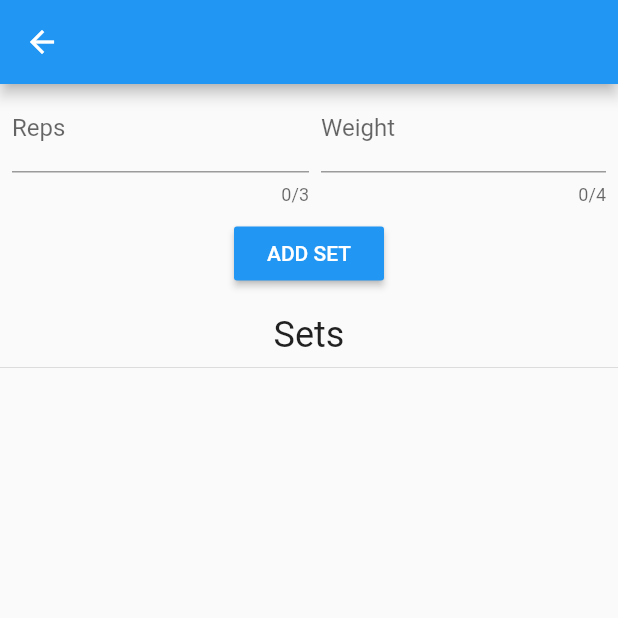
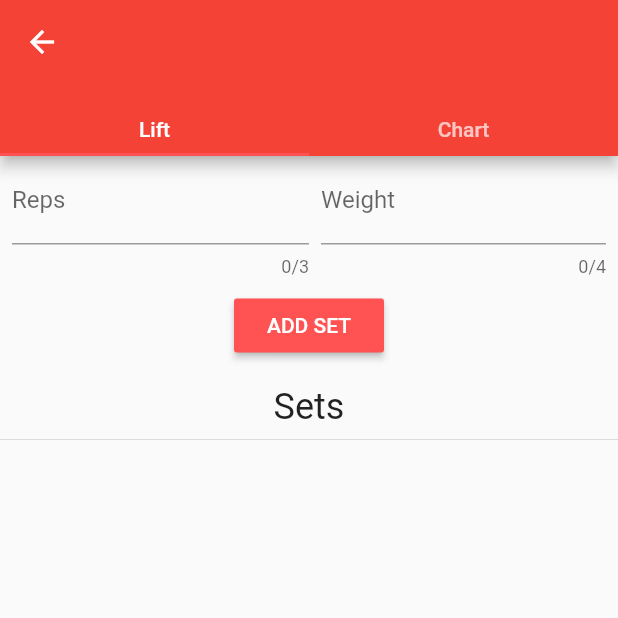
Before and after one commit to bhumboldt/MyLifts, a Flutter app: the RepCounterView screen opened directly with empty values, on a phone screen of 412 x 824 dp, the top half of it. Run offline on Flutter 3.47's test engine with Material 2 defaults, Android fonts, the phone set to English and light mode, and no system bars; our stand-ins replace charts_flutter.

Commit message:
Add chart with fake data

```diff
--- a/my_lifts/lib/main.dart
+++ b/my_lifts/lib/main.dart
@@ -11,7 +11,8 @@ class MyApp extends StatelessWidget {
       title: 'My Lifts',
       debugShowCheckedModeBanner: false,
       theme: ThemeData(
-        primarySwatch: Colors.blue,
+        primarySwatch: Colors.red,
+        accentColor: Colors.redAccent,
       ),
       home: ExerciseSelectView(),
     );
--- a/my_lifts/lib/rep_counter_view.dart
+++ b/my_lifts/lib/rep_counter_view.dart
@@ -1,6 +1,7 @@
 import 'package:flutter/material.dart';
 import 'package:my_lifts/models/exercise.dart';
 import 'package:my_lifts/models/exercise_set.dart';
+import 'package:charts_flutter/flutter.dart' as charts;
 
 class RepCounterView extends StatefulWidget {
   final Exercise exercise;
@@ -18,19 +19,76 @@ class RepCounterState extends State<RepCounterView> {
 
   @override
   Widget build(BuildContext context) {
-    return Scaffold(
+    return DefaultTabController(
+      length: 2,
+      child: Scaffold(
         appBar: AppBar(
           title: Text(widget.exercise.name),
+          bottom: TabBar(
+            tabs: <Widget>[
+              Padding(
+                padding: const EdgeInsets.only(bottom: 8.0),
+                child: Text('Lift'),
               ),
-      body: SingleChildScrollView(
+              Padding(
+                padding: const EdgeInsets.only(bottom: 8.0),
+                child: Text('Chart'),
+              ),
+            ],
+          ),
+        ),
+        body: TabBarView(
+          children: <Widget>[
+            SingleChildScrollView(
               scrollDirection: Axis.vertical,
-        child: Column(children: [
+              child: Column(
+                children: [
                   _buildRepWeightForm(),
                   _buildAddSetButton(),
                   _buildSetList()
-        ]),
+                ],
+              ),
+            ),
+            _buildChart()
+          ],
+        ),
       ),
     );
+  }
+
+  Widget _buildChart() {
+    return Container(
+      width: 250,
+      height: 250,
+      child: Padding(
+        padding: const EdgeInsets.all(4.0),
+        child: charts.TimeSeriesChart(
+          _createData(),
+          animate: true,
+          defaultInteractions: true,
+        ),
+      ),
+    );
+  }
+
+  List<charts.Series<ChartSet, DateTime>> _createData() {
+    final data = [
+      ChartSet(maxWeight: 100, time: DateTime(2019, 2, 26)),
+      ChartSet(maxWeight: 120, time: DateTime(2019, 2, 27)),
+      ChartSet(maxWeight: 135, time: DateTime(2019, 3, 3)),
+      ChartSet(maxWeight: 110, time: DateTime(2019, 3, 9)),
+      ChartSet(maxWeight: 100, time: DateTime(2019, 4, 10)),
+      ChartSet(maxWeight: 100, time: DateTime(2019, 4, 17))
+    ];
+
+    return [
+      charts.Series<ChartSet, DateTime>(
+          data: data,
+          id: 'Max Weight',
+          colorFn: (_, __) => charts.MaterialPalette.red.shadeDefault,
+          domainFn: (chartSet, _) => chartSet.time,
+          measureFn: (chartSet, _) => chartSet.maxWeight)
+    ];
   }
 
   Widget _buildAddSetButton() {
@@ -132,3 +190,10 @@ class RepCounterState extends State<RepCounterView> {
     );
   }
 }
+
+class ChartSet {
+  final DateTime time;
+  final int maxWeight;
+
+  const ChartSet({this.time, this.maxWeight});
+}
--- a/my_lifts/pubspec.yaml
+++ b/my_lifts/pubspec.yaml
@@ -19,6 +19,7 @@ dependencies:
   # The following adds the Cupertino Icons font to your application.
   # Use with the CupertinoIcons class for iOS style icons.
   cupertino_icons: ^0.1.2
+  charts_flutter: ^0.6.0
 
 dev_dependencies:
   flutter_test:
```
Lines whose indentation alone changed are shown as unchanged.
